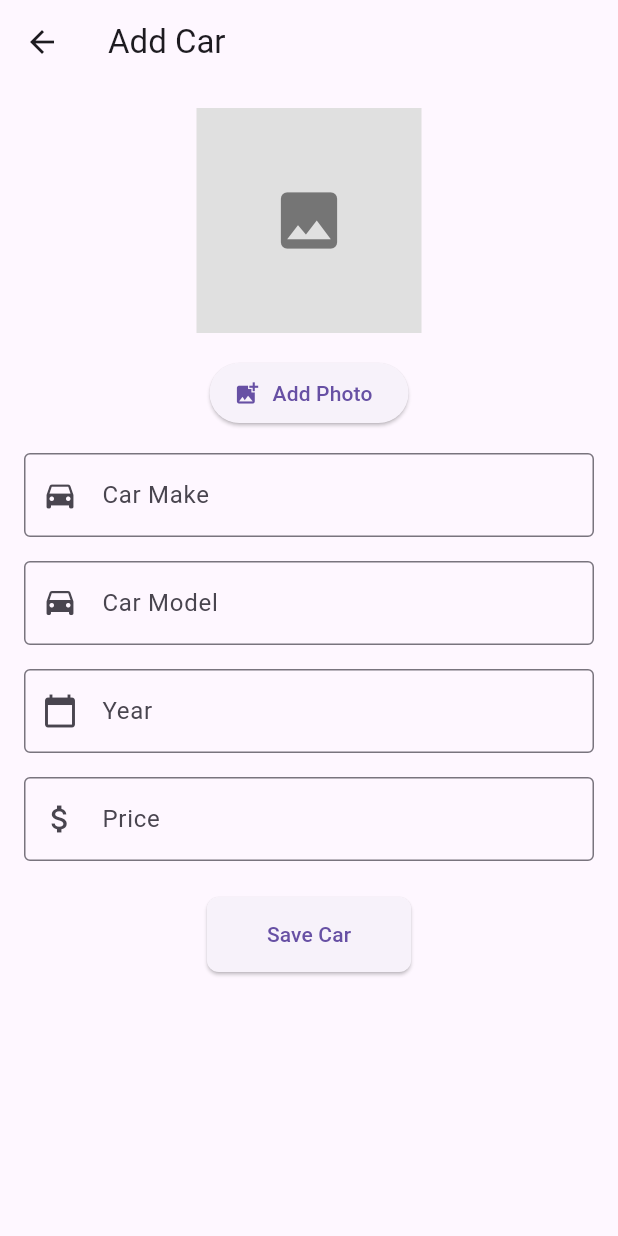
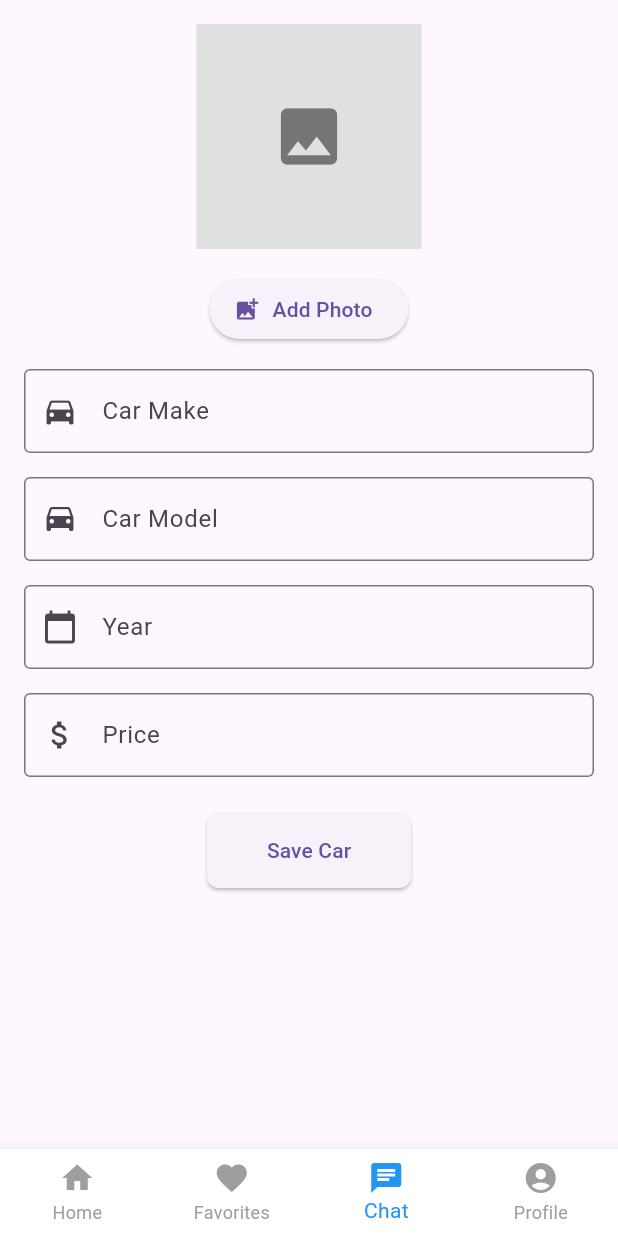
Before and after one commit to ahmedkasrawy/finall, a Flutter app: the AddCarScreen screen opened directly, on a phone screen of 412 x 824 dp. Run offline on Flutter 3.47's test engine with Material 3 defaults, Android fonts, the phone set to English and light mode, and no system bars; our stand-ins replace cloud_firestore, firebase_auth, firebase_core, firebase_storage, google_sign_in, image_picker and 1 more; accounts and stored records are empty; network calls fail.

Commit message:
abl akher last

```diff
--- a/lib/api/api.dart
+++ b/lib/api/api.dart
@@ -3,7 +3,7 @@ import 'package:http/http.dart' as http;
 
 class CarSearchService {
   final String baseUrl = 'https://mc-api.marketcheck.com/v2/';
-  final String apiKey = 'AZAzKrssl3SdDJ2RZCN1oXVRc67sPr0t';
+  final String apiKey = 'L7B7776KRfDuyGB31ugyHbJhk1u7uBsL';
 
   /// Fetch vehicles by make and model
   Future<List<Map<String, dynamic>>> fetchVehiclesByMakeAndModel(String make, String model) async {
--- a/lib/top_cars_list_view.dart
+++ b/lib/top_cars_list_view.dart
@@ -30,18 +30,18 @@ class _TopCarsListViewState extends State<TopCarsListView> {
       // Remove from favorites
       await favoritesRef.doc(car['id']).delete();
       ScaffoldMessenger.of(context).showSnackBar(
-        SnackBar(content: Text('${car['name']} removed from favorites!')),
+        SnackBar(content: Text('${car['name'] ?? 'Car'} removed from favorites!')),
       );
     } else {
       // Add to favorites
       await favoritesRef.doc(car['id']).set({
-        'name': car['name'] ?? '${car['make']} ${car['model']}',
-        'image': car['image'],
-        'price': car['price'] ?? 'N/A',
-        'modelYear': car['year'] ?? 'N/A',
+        'name': car['name'] ?? '${car['make'] ?? 'Unknown'} ${car['model'] ?? 'Car'}',
+        'image': car['image'] ?? '', // Provide empty string as fallback
+        'price': car['price'] ?? 'N/A', // Default to 'N/A' if null
+        'modelYear': car['year'] ?? 'N/A', // Default to 'N/A' if null
       });
       ScaffoldMessenger.of(context).showSnackBar(
-        SnackBar(content: Text('${car['name']} added to favorites!')),
+        SnackBar(content: Text('${car['name'] ?? 'Car'} added to favorites!')),
       );
     }
 
@@ -49,6 +49,7 @@ class _TopCarsListViewState extends State<TopCarsListView> {
       _favorites[index] = !(carDoc.exists); // Toggle the favorite state
     });
   }
+
 
   @override
   Widget build(BuildContext context) {
--- a/lib/view/AddCarScreen.dart
+++ b/lib/view/AddCarScreen.dart
@@ -6,7 +6,11 @@ import 'package:firebase_storage/firebase_storage.dart';
 import 'package:image_picker/image_picker.dart';
 import 'package:image/image.dart' as img;
 
+import 'bottom.dart';
+
 class AddCarScreen extends StatefulWidget {
+  const AddCarScreen({Key? key}) : super(key: key);
+
   @override
   _AddCarScreenState createState() => _AddCarScreenState();
 }
@@ -139,11 +143,9 @@ class _AddCarScreenState extends State<AddCarScreen> {
 
   @override
   Widget build(BuildContext context) {
-    return Scaffold(
-      appBar: AppBar(
-        title: Text('Add Car'),
-      ),
-      body: Stack(
+    return MainScaffold(
+      selectedIndex: 2, // Highlight the Add Car tab in the bottom navigation bar
+      child: Stack(
         children: [
           Padding(
             padding: const EdgeInsets.all(16.0),
@@ -169,59 +171,59 @@ class _AddCarScreenState extends State<AddCarScreen> {
                         child: Icon(Icons.image, size: 50, color: Colors.grey[600]),
                       ),
                     ),
-                  SizedBox(height: 16),
+                  const SizedBox(height: 16),
                   Center(
                     child: ElevatedButton.icon(
                       onPressed: _pickImage,
-                      icon: Icon(Icons.add_photo_alternate),
-                      label: Text('Add Photo'),
+                      icon: const Icon(Icons.add_photo_alternate),
+                      label: const Text('Add Photo'),
                     ),
                   ),
-                  SizedBox(height: 16),
+                  const SizedBox(height: 16),
                   TextField(
                     controller: _makeController,
-                    decoration: InputDecoration(
+                    decoration: const InputDecoration(
                       labelText: 'Car Make',
                       border: OutlineInputBorder(),
                       prefixIcon: Icon(Icons.directions_car),
                     ),
                   ),
-                  SizedBox(height: 16),
+                  const SizedBox(height: 16),
                   TextField(
                     controller: _modelController,
-                    decoration: InputDecoration(
+                    decoration: const InputDecoration(
                       labelText: 'Car Model',
                       border: OutlineInputBorder(),
                       prefixIcon: Icon(Icons.drive_eta),
                     ),
                   ),
-                  SizedBox(height: 16),
+                  const SizedBox(height: 16),
                   TextField(
                     controller: _yearController,
-                    decoration: InputDecoration(
+                    decoration: const InputDecoration(
                       labelText: 'Year',
                       border: OutlineInputBorder(),
                       prefixIcon: Icon(Icons.calendar_today),
                     ),
                     keyboardType: TextInputType.number,
                   ),
-                  SizedBox(height: 16),
+                  const SizedBox(height: 16),
                   TextField(
                     controller: _priceController,
-                    decoration: InputDecoration(
+                    decoration: const InputDecoration(
                       labelText: 'Price',
                       border: OutlineInputBorder(),
                       prefixIcon: Icon(Icons.attach_money),
                     ),
                     keyboardType: TextInputType.number,
                   ),
-                  SizedBox(height: 24),
+                  const SizedBox(height: 24),
                   Center(
                     child: ElevatedButton(
                       onPressed: _saveCar,
-                      child: Text('Save Car'),
+                      child: const Text('Save Car'),
                       style: ElevatedButton.styleFrom(
-                        padding: EdgeInsets.symmetric(horizontal: 40, vertical: 15),
+                        padding: const EdgeInsets.symmetric(horizontal: 40, vertical: 15),
                         shape: RoundedRectangleBorder(
                           borderRadius: BorderRadius.circular(8),
                         ),
@@ -240,11 +242,11 @@ class _AddCarScreenState extends State<AddCarScreen> {
                   child: Column(
                     mainAxisSize: MainAxisSize.min,
                     children: [
-                      CircularProgressIndicator(),
-                      SizedBox(height: 16),
+                      const CircularProgressIndicator(),
+                      const SizedBox(height: 16),
                       Text(
                         'Uploading: ${_uploadProgress.toStringAsFixed(0)}%',
-                        style: TextStyle(color: Colors.white),
+                        style: const TextStyle(color: Colors.white),
                       ),
                     ],
                   ),
--- /dev/null
+++ b/lib/view/bottom.dart
@@ -0,0 +1,87 @@
+import 'package:finall/ProfileScreen.dart';
+import 'package:finall/view/UserSelectionScreen.dart';
+import 'package:flutter/material.dart';
+
+import 'FavoritesScreen.dart';
+import 'homescreen.dart';
+
+
+class MainScaffold extends StatefulWidget {
+  final Widget child; // Content of the specific screen
+  final int selectedIndex; // Index for the selected tab
+
+  const MainScaffold({
+    required this.child,
+    required this.selectedIndex,
+  });
+
+  @override
+  _MainScaffoldState createState() => _MainScaffoldState();
+}
+
+class _MainScaffoldState extends State<MainScaffold> {
+  void _onItemTapped(int index) {
+    if (index == widget.selectedIndex) return;
+
+    // Navigation logic based on the index
+    switch (index) {
+      case 0:
+        Navigator.pushReplacement(
+          context,
+          MaterialPageRoute(builder: (context) =>  HomeScreen()),
+        );
+        break;
+      case 1:
+        Navigator.pushReplacement(
+          context,
+          MaterialPageRoute(builder: (context) =>  FavoritesScreen()),
+        );
+        break;
+      case 2:
+        Navigator.pushReplacement(
+          context,
+          MaterialPageRoute(builder: (context) =>  UserSelectionScreen()),
+        );
+        break;
+      case 3:
+        Navigator.pushReplacement(
+          context,
+          MaterialPageRoute(builder: (context) =>  ProfileScreen()),
+        );
+        break;
+    }
+  }
+
+  @override
+  Widget build(BuildContext context) {
+    return Scaffold(
+      body: widget.child, // Render the content of the specific screen
+      bottomNavigationBar: BottomNavigationBar(
+        currentIndex: widget.selectedIndex,
+        onTap: _onItemTapped,
+        type: BottomNavigationBarType.fixed,
+        items: const [
+          BottomNavigationBarItem(
+            icon: Icon(Icons.home),
+            label: 'Home',
+          ),
+          BottomNavigationBarItem(
+            icon: Icon(Icons.favorite),
+            label: 'Favorites',
+          ),
+          BottomNavigationBarItem(
+            icon: Icon(Icons.chat),
+            label: 'Chat',
+          ),
+          BottomNavigationBarItem(
+            icon: Icon(Icons.account_circle),
+            label: 'Profile',
+          ),
+        ],
+        selectedItemColor: Colors.blue,
+        unselectedItemColor: Colors.grey,
+        backgroundColor: Colors.white,
+      ),
+    );
+  }
+}
```
Also changed, not shown: lib/view/ChatScreen.dart (+16 -11 lines), lib/view/FavoritesScreen.dart (+36 -23 lines), lib/view/UserSelectionScreen.dart (renamed from lib/UserSelectionScreen.dart, +8 -8 lines), lib/view/homescreen.dart (+19 -89 lines).
